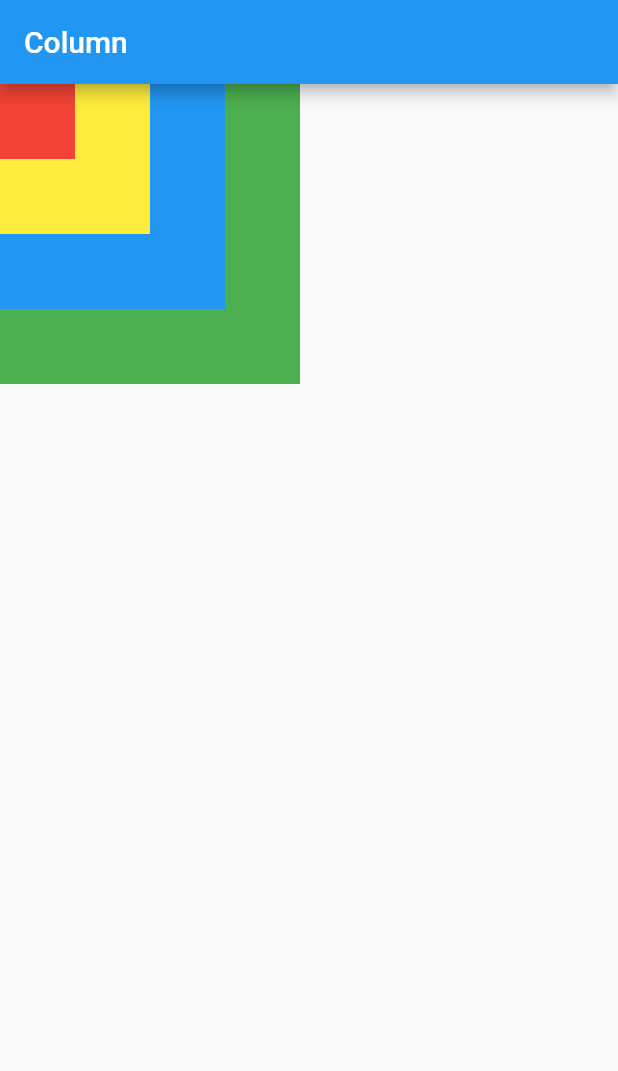
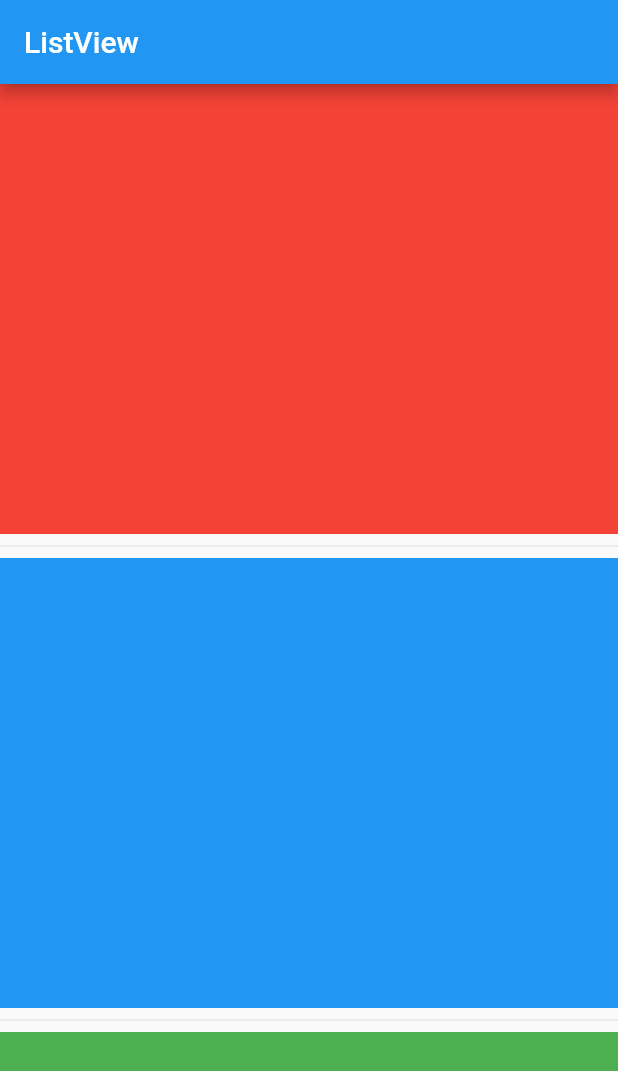
Before and after one commit to alfarelzaki/dart_fundamental, a Flutter app: the screen it shows after launch, on a phone screen of 412 x 824 dp. Shown: the top 1071 px of the screen. Run offline on Flutter 3.47's test engine with Material 2 defaults, Android fonts, the phone set to English and light mode, and no system bars.

Commit message:
list view separated

```diff
--- a/lib/main.dart
+++ b/lib/main.dart
@@ -1,4 +1,3 @@
-import 'package:flutter/cupertino.dart';
 import 'package:flutter/material.dart';
 
 main() {
@@ -6,44 +5,31 @@ main() {
 }
 
 class MyApp extends StatelessWidget {
+
+  List<Color> colorList = [Colors.red, Colors.blue, Colors.green, Colors.amber];
+
   @override
   Widget build(BuildContext context) {
     return MaterialApp(
+      debugShowCheckedModeBanner: false,
       home: Scaffold(
         appBar: AppBar(
-          title: Text("Column"),
+          title: Text("ListView")
         ),
 
-        body: Stack(
-          // mainAxisAlignment: MainAxisAlignment.center,
-          // crossAxisAlignment: CrossAxisAlignment.start,
-          children: [
-            Container(
-              height: 200,
-              width: 200,
-              color: Colors.green,
-            ),
-
-            Container(
-              height: 150,
-              width: 150,
-              color: Colors.blue,
-            ),
-
-            Container(
-              height: 100,
-              width: 100,
-              color: Colors.yellow,
-            ),
-
-            Container(
-              height: 50,
-              width: 50,
-              color: Colors.red,
-            ),
-          ],
-        )
-      )
+        body: ListView.separated(
+          itemBuilder: (context, index) {
+            return Container(
+              height: 300,
+              width: 300,
+              color: colorList[index]
+            );
+          },
+          separatorBuilder: (context, index) {
+            return Divider();
+          },
+          itemCount: colorList.length),
+      ),
     );
   }
 }
```
